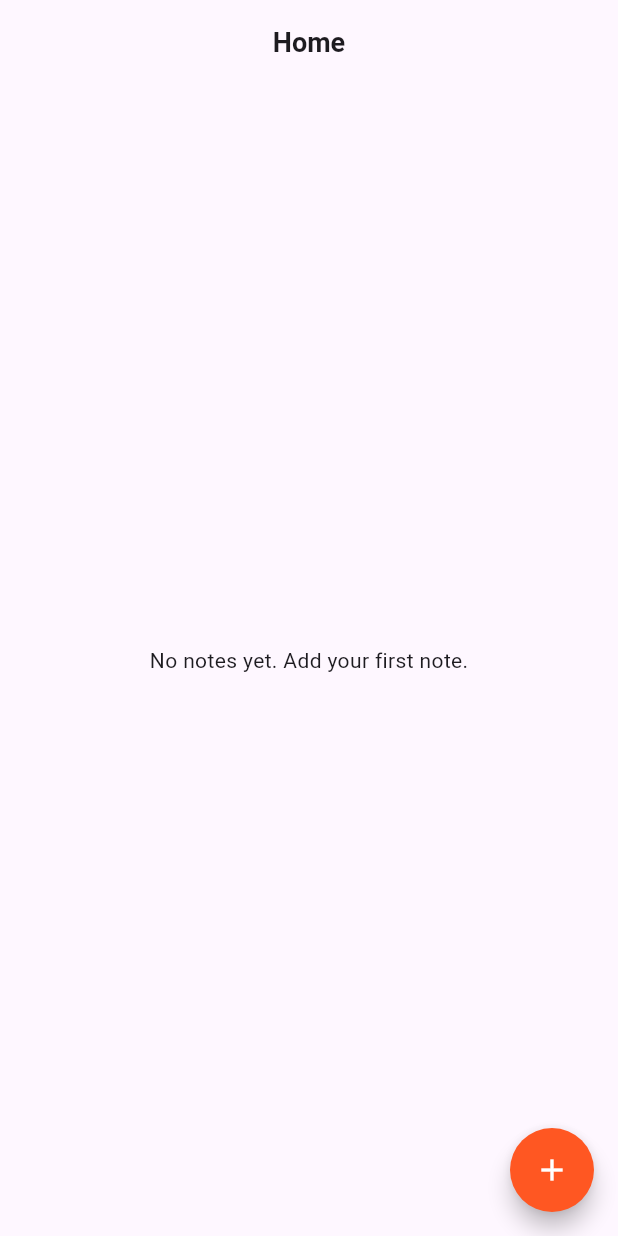
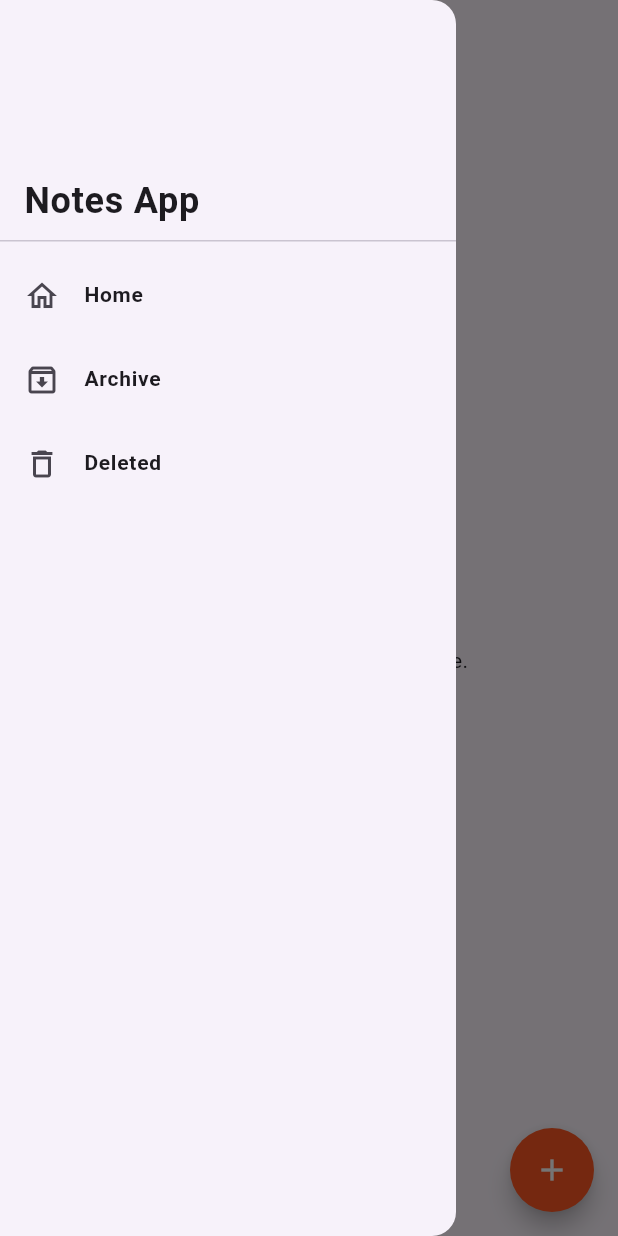
Before and after one commit to Dev-hurl/SimpleNoteApp, a Flutter app: the screen it shows after launch, with the side drawer open (before the commit the screen has no drawer), on a phone screen of 412 x 824 dp. Run offline on Flutter 3.47's test engine with Material 3 defaults, Android fonts, the phone set to English and light mode, and no system bars; our stand-ins replace supabase_flutter; accounts and stored records are empty.

Commit message:
update files

```diff
--- a/lib/main.dart
+++ b/lib/main.dart
@@ -1,6 +1,6 @@
 import 'package:flutter/material.dart';
 import 'package:supabase_flutter/supabase_flutter.dart';
-import 'package:supabase_learning/screens/home_screen.dart';
+import 'package:note_app/screens/home_screen.dart';
 
 void main() async {
   await Supabase.initialize(
@@ -17,7 +17,7 @@ class MyApp extends StatelessWidget {
   Widget build(BuildContext context) {
     return MaterialApp(
       debugShowCheckedModeBanner: false,
-      title: 'Learning',
+      title: 'Note App',
       home: HomeScreen(),
     );
   }
--- a/lib/screens/home_screen.dart
+++ b/lib/screens/home_screen.dart
@@ -1,6 +1,9 @@
 import 'package:flutter/material.dart';
+import 'package:note_app/screens/archive_screen.dart';
+import 'package:note_app/screens/deleted_screen.dart';
+import 'package:note_app/screens/note_screen.dart';
 import 'package:supabase_flutter/supabase_flutter.dart';
-import 'package:supabase_learning/screens/note_screen.dart';
+
 
 class HomeScreen extends StatefulWidget {
   const HomeScreen({super.key});
@@ -71,9 +74,58 @@ class _HomeScreenState extends State<HomeScreen> {
     return Scaffold(
       appBar: AppBar(
         centerTitle: true,
+        leading: DrawerButton(),
         title: Text(
           'Home',
           style: TextStyle(fontSize: 18, fontWeight: FontWeight.w600),
+        ),
+      ),
+      drawer: Drawer(
+        child: SafeArea(
+          child: ListView(
+            padding: EdgeInsets.zero,
+            children: [
+              DrawerHeader(
+                child: Align(
+                  alignment: Alignment.bottomLeft,
+                  child: Text(
+                    'Notes App',
+                    style: TextStyle(fontSize: 24, fontWeight: FontWeight.w600),
+                  ),
+                ),
+              ),
+              ListTile(
+                leading: Icon(Icons.home_outlined),
+                title: Text(
+                  'Home',
+                  style: TextStyle(fontSize: 14, fontWeight: FontWeight.w600),
+                ),
+                onTap: () => Navigator.pop(context),
+              ),
+              ListTile(
+                leading: Icon(Icons.archive_outlined),
+                title: Text(
+                  'Archive',
+                  style: TextStyle(fontSize: 14, fontWeight: FontWeight.w600),
+                ),
+                onTap: () => Navigator.push(
+                  context,
+                  MaterialPageRoute(builder: (context) => ArchiveScreen()),
+                ),
+              ),
+              ListTile(
+                leading: Icon(Icons.delete_outlined),
+                title: Text(
+                  'Deleted',
+                  style: TextStyle(fontSize: 14, fontWeight: FontWeight.w600),
+                ),
+                onTap: () => Navigator.push(
+                  context,
+                  MaterialPageRoute(builder: (context) => DeletedScreen()),
+                ),
+              ),
+            ],
+          ),
         ),
       ),
       body: FutureBuilder<List<Map<String, dynamic>>>(
--- a/lib/screens/note_screen.dart
+++ b/lib/screens/note_screen.dart
@@ -78,6 +78,7 @@ class _NoteScreenState extends State<NoteScreen> {
         actionsPadding: EdgeInsets.only(right: 16),
         leading: BackButton(),
         actions: [
+          IconButton(onPressed: () {}, icon: Icon(Icons.archive)),
           IconButton(
             onPressed: _isSaving ? null : _saveNote,
             icon: Icon(Icons.save_rounded),
@@ -100,7 +101,6 @@ class _NoteScreenState extends State<NoteScreen> {
             Divider(),
             Expanded(
               child: TextField(
-
                 controller: _bodyController,
                 focusNode: FocusNode(),
                 autofocus: true,
--- a/pubspec.yaml
+++ b/pubspec.yaml
@@ -1,4 +1,4 @@
-name: supabase_learning
+name: note_app
 description: "A new Flutter project."
 # The following line prevents the package from being accidentally published to
 # pub.dev using `flutter pub publish`. This is preferred for private packages.
@@ -35,6 +35,7 @@ dependencies:
   # Use with the CupertinoIcons class for iOS style icons.
   cupertino_icons: ^1.0.8
   supabase_flutter: ^2.17.2
+  hugeicons: ^1.2.0
 
 dev_dependencies:
   flutter_test:
```
Also changed, not shown: lib/screens/archive_screen.dart (added, +13 -0 lines), lib/screens/deleted_screen.dart (added, +13 -0 lines), pubspec.lock, 18 other files.
